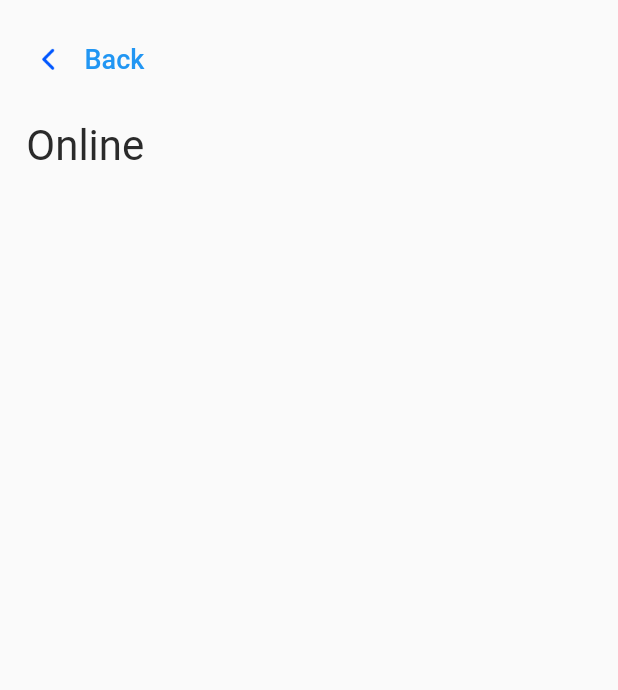
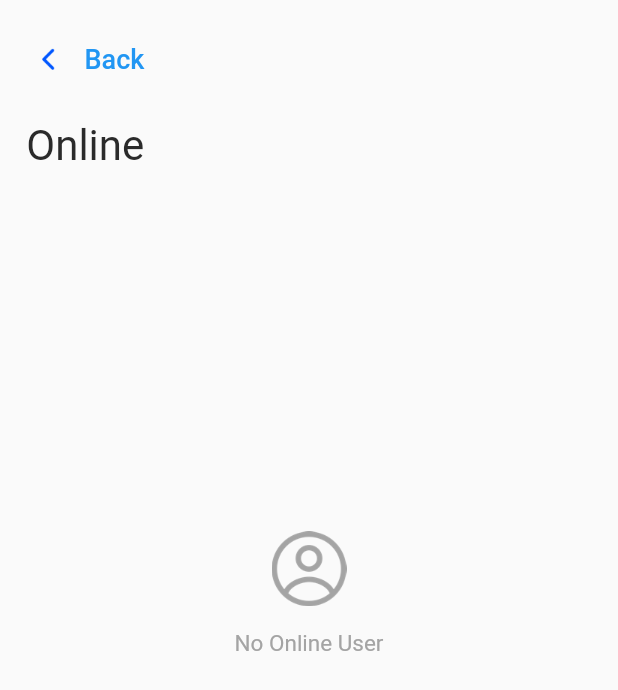
Before and after one commit to ZEGOCLOUD/call_flutter, a Flutter app: the OnlineListPage screen opened by its route, on a phone screen of 412 x 824 dp. Shown: the top 690 px of the screen. Run offline on Flutter 3.47's test engine with Material 2 defaults, Android fonts, the light colour scheme and no system bars; our stand-ins replace awesome_notifications, device_info_plus, firebase_auth, firebase_core, firebase_database, firebase_messaging and 10 more; missing offline and left inert: dart:ffi, flutter_background, flutter_bugly, zego_express_engine; accounts and stored records are empty; generated files the repository leaves out were written again.

Commit message:
user list empty background

```diff
--- a/lib/common/style/styles.dart
+++ b/lib/common/style/styles.dart
@@ -28,8 +28,9 @@ class StyleIconUrls {
   static const String authLogo = 'images/auth_logo.png';
   static const String authIconGoogle = 'images/auth_icon_google.png';
 
-  static const String memberVideoCall = 'images/member_video_call.png';
-  static const String memberAudioCall = 'images/member_audio_call.png';
+  static const String userListDefault = 'images/user_list_default.png';
+  static const String userLIstVideoCall = 'images/user_list_video_call.png';
+  static const String userListAudioCall = 'images/user_list_audio_call.png';
 
   static const String welcomeCardBanner = 'images/welcome_card_banner.png';
   static const String welcomeCardBg = 'images/welcome_card_bg.png';
@@ -73,6 +74,11 @@ class StyleConstant {
     color: Color(0xffA4A4A4),
     fontSize: 12.0,
   );
+  static const userListEmptyText = TextStyle(
+    color: Color(0xffA4A4A4),
+    fontSize: 15.0,
+  );
+
   static const backText = TextStyle(
     color: Colors.blue,
     fontSize: 18.0,
--- a/lib/page/users/online_list_item.dart
+++ b/lib/page/users/online_list_item.dart
@@ -48,14 +48,14 @@ class OnlineListItem extends StatelessWidget {
                 children: [
                   GestureDetector(
                       child: const OnlineListButton(
-                          iconAssetName: StyleIconUrls.memberAudioCall),
+                          iconAssetName: StyleIconUrls.userListAudioCall),
                       onTap: () {
                         onAudioCallTap(context);
                       }),
                   SizedBox(width: 32.w),
                   GestureDetector(
                       child: const OnlineListButton(
-                          iconAssetName: StyleIconUrls.memberVideoCall),
+                          iconAssetName: StyleIconUrls.userLIstVideoCall),
                       onTap: () {
                         onVideoCallTap(context);
                       }),
--- a/lib/page/users/online_list_page.dart
+++ b/lib/page/users/online_list_page.dart
@@ -36,7 +36,7 @@ class OnlineListPage extends HookWidget {
     return Scaffold(
         body: SafeArea(
             child: Container(
-      padding: EdgeInsets.only(left: 0, top: 20.h, right: 0, bottom: 0),
+      padding: EdgeInsets.only(left: 0, top: 20.h, right: 0, bottom: 5.h),
       child: Column(mainAxisAlignment: MainAxisAlignment.start, children: [
         const NavigationBackBar(
             targetBackUrl: PageRouteNames.welcome,
@@ -51,19 +51,39 @@ class OnlineListPage extends HookWidget {
                 },
                 child: SizedBox(
                   width: double.infinity,
-                  height: 658.h,
-                  child: ListView.builder(
-                    itemExtent: 148.h,
-                    padding: EdgeInsets.only(
-                        left: 32.w, top: 32.h, right: 32.w, bottom: 32.h),
-                    itemCount: userService.userList.length,
-                    itemBuilder: (_, i) {
-                      ZegoUserInfo user = userService.userList[i];
-                      return OnlineListItem(userInfo: user);
-                    },
-                  ),
+                  height: 1080.h,
+                  child: userService.userList.isEmpty
+                      ? emptyTips()
+                      : userListView(userService),
                 ))),
       ]),
     )));
   }
+
+  Widget emptyTips() {
+    return Column(
+      mainAxisAlignment: MainAxisAlignment.start,
+      children: [
+        SizedBox(height: 368.h),
+        SizedBox(
+            width: 100.w,
+            height: 100.h,
+            child: Image.asset(StyleIconUrls.userListDefault)),
+        SizedBox(height: 16.h),
+        const Text("No Online User", style: StyleConstant.userListEmptyText),
+      ],
+    );
+  }
+
+  Widget userListView(ZegoUserService userService) {
+    return ListView.builder(
+      itemExtent: 148.h,
+      padding: EdgeInsets.only(left: 32.w, right: 32.w),
+      itemCount: userService.userList.length,
+      itemBuilder: (_, i) {
+        ZegoUserInfo user = userService.userList[i];
+        return OnlineListItem(userInfo: user);
+      },
+    );
+  }
 }
```
Also changed, not shown: pubspec.yaml (+9 -6 lines), images/2.0x/user_list_audio_call.png (renamed from images/2.0x/member_audio_call.png), images/2.0x/user_list_default.png (added), images/2.0x/user_list_video_call.png (renamed from images/2.0x/member_video_call.png), images/3.0x/user_list_audio_call.png (renamed from images/3.0x/member_audio_call.png), images/3.0x/user_list_default.png (added), images/3.0x/user_list_video_call.png (renamed from images/3.0x/member_video_call.png), images/user_list_audio_call.png (renamed from images/member_audio_call.png), images/user_list_default.png (added), images/user_list_video_call.png (renamed from images/member_video_call.png).
